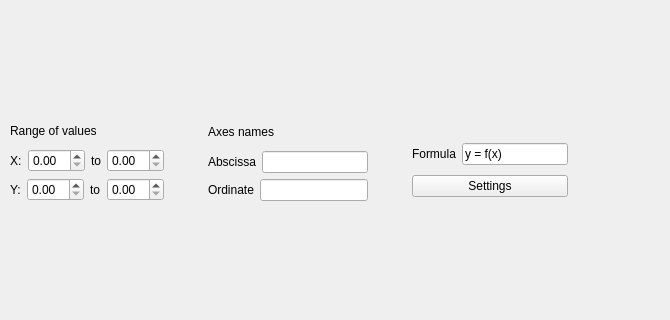
Kirikus/Experiments-2026S-CPP, file graph.ui: the form before one commit; both pictures show x 0 to 670 and y 208 to 528 of the 670 by 646 pixel window.
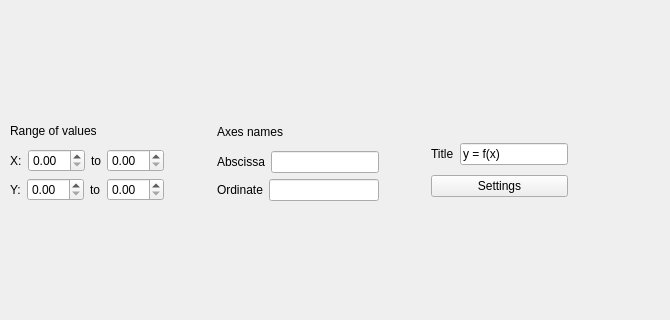
The form after the commit. Custom widgets are drawn as their Qt base class.

Commit message: rename graph title

The edit to the form file:
```diff
--- a/graph.ui
+++ b/graph.ui
@@ -23,7 +23,7 @@
     </rect>
    </property>
   </widget>
-  <widget class="QWidget" name="">
+  <widget class="QWidget" name="layoutWidget">
    <property name="geometry">
     <rect>
      <x>10</x>
@@ -177,7 +177,7 @@
         <item>
          <widget class="QLabel" name="label_5">
           <property name="text">
-           <string>Formula</string>
+           <string>Title</string>
           </property>
          </widget>
         </item>
```
